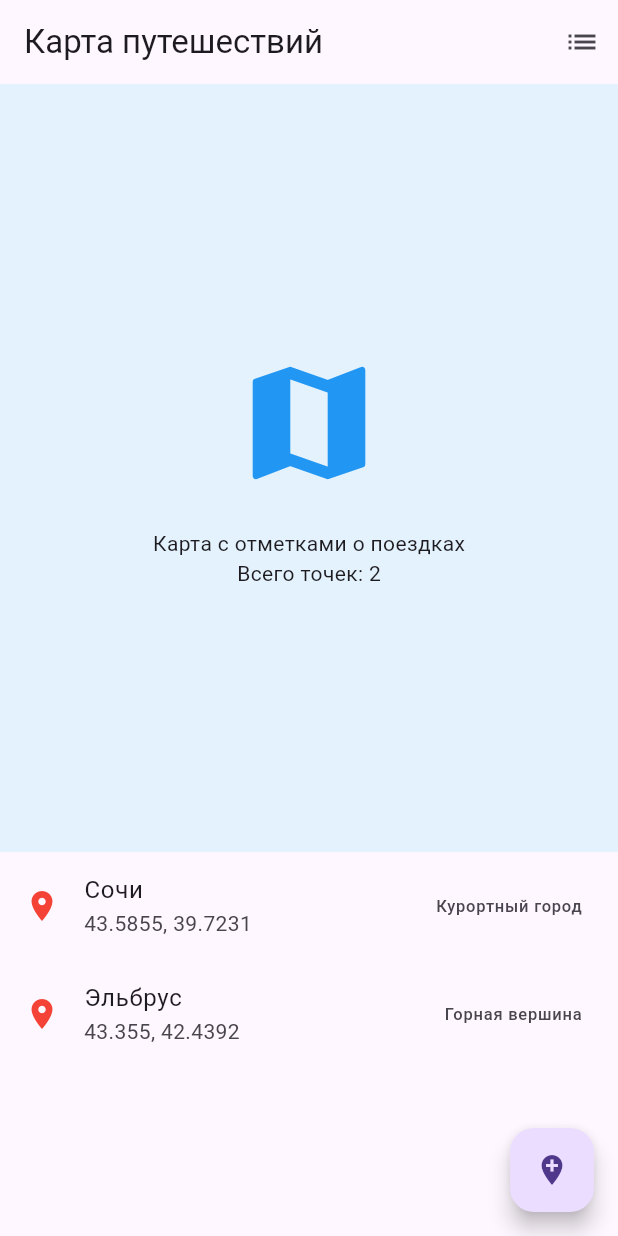
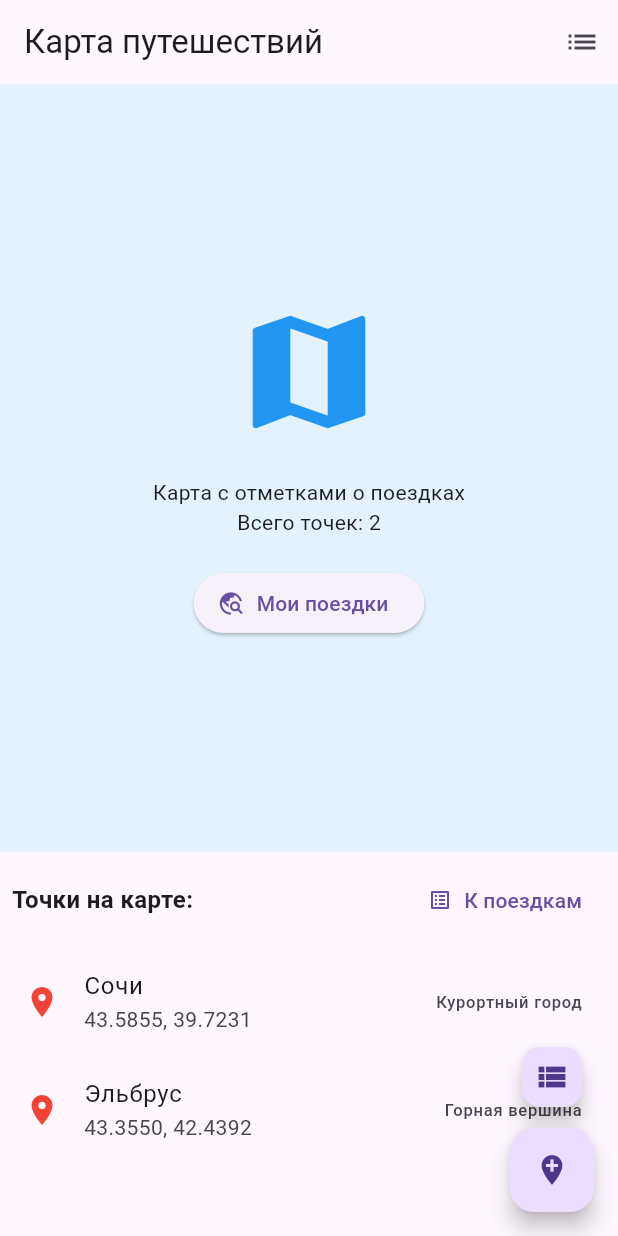
Before and after one commit to GeniiMisli901203/flutter7, a Flutter app: the screen it shows after launch, item 2 of the bottom bar chosen, after a tap on "Посмотреть на карте", on a phone screen of 412 x 824 dp. Run offline on Flutter 3.47's test engine with Material 3 defaults, Android fonts, the phone set to English and light mode, and no system bars.

Commit message:
Доработал страничную навигацию до убоворимого состояния

```diff
--- a/lib/screens/map_screen.dart
+++ b/lib/screens/map_screen.dart
@@ -6,15 +6,28 @@ import 'trip_list_screen.dart';
 
 class MapScreen extends StatefulWidget {
   final List<Trip> trips;
+  final List<MapPoint> initialPoints;
 
-  const MapScreen({super.key, required this.trips});
+  const MapScreen({
+    super.key,
+    required this.trips,
+    List<MapPoint>? initialPoints,
+  }) : initialPoints = initialPoints ?? const [];
 
   @override
   State<MapScreen> createState() => _MapScreenState();
 }
 
 class _MapScreenState extends State<MapScreen> {
-  List<MapPoint> mapPoints = [
+  late List<MapPoint> mapPoints;
+
+  @override
+  void initState() {
+    super.initState();
+    // Инициализируем точки из initialPoints или начальными данными
+    mapPoints = widget.initialPoints.isNotEmpty
+        ? List.from(widget.initialPoints)
+        : [
       MapPoint(
         id: '1',
         title: 'Сочи',
@@ -30,6 +43,7 @@ class _MapScreenState extends State<MapScreen> {
         longitude: 42.4392,
       ),
     ];
+  }
 
   @override
   Widget build(BuildContext context) {
@@ -63,6 +77,17 @@ class _MapScreenState extends State<MapScreen> {
                     const SizedBox(height: 20),
                     const Text('Карта с отметками о поездках'),
                     Text('Всего точек: ${mapPoints.length}'),
+                    const SizedBox(height: 20),
+                    ElevatedButton.icon(
+                      icon: const Icon(Icons.travel_explore),
+                      label: const Text('Мои поездки'),
+                      onPressed: () {
+                        Navigator.push(
+                          context,
+                          MaterialPageRoute(builder: (context) => TripListScreen()),
+                        );
+                      },
+                    ),
                   ],
                 ),
               ),
@@ -70,6 +95,31 @@ class _MapScreenState extends State<MapScreen> {
           ),
           Expanded(
             flex: 1,
+            child: Column(
+              children: [
+                Padding(
+                  padding: const EdgeInsets.all(8.0),
+                  child: Row(
+                    mainAxisAlignment: MainAxisAlignment.spaceBetween,
+                    children: [
+                      const Text(
+                        'Точки на карте:',
+                        style: TextStyle(fontSize: 16, fontWeight: FontWeight.bold),
+                      ),
+                      TextButton.icon(
+                        icon: const Icon(Icons.list_alt, size: 16),
+                        label: const Text('К поездкам'),
+                        onPressed: () {
+                          Navigator.pushReplacement(
+                            context,
+                            MaterialPageRoute(builder: (context) => TripListScreen()),
+                          );
+                        },
+                      ),
+                    ],
+                  ),
+                ),
+                Expanded(
                   child: ListView.builder(
                     itemCount: mapPoints.length,
                     itemBuilder: (context, index) {
@@ -77,31 +127,50 @@ class _MapScreenState extends State<MapScreen> {
                       return ListTile(
                         leading: const Icon(Icons.location_on, color: Colors.red),
                         title: Text(point.title),
-                  subtitle: Text('${point.latitude}, ${point.longitude}'),
-                  trailing: Text(point.description),
+                        subtitle: Text('${point.latitude.toStringAsFixed(4)}, ${point.longitude.toStringAsFixed(4)}'),
+                        trailing: Text(
+                            point.description.length > 15
+                                ? '${point.description.substring(0, 15)}...'
+                                : point.description
+                        ),
                       );
                     },
                   ),
                 ),
               ],
             ),
-      floatingActionButton: FloatingActionButton(
-        child: const Icon(Icons.add_location),
+          ),
+        ],
+      ),
+      floatingActionButton: Column(
+        mainAxisAlignment: MainAxisAlignment.end,
+        children: [
+          FloatingActionButton.small(
+            heroTag: 'list_btn',
+            onPressed: () {
+              Navigator.pushReplacement(
+                context,
+                MaterialPageRoute(builder: (context) => TripListScreen()),
+              );
+            },
+            child: const Icon(Icons.view_list),
+          ),
+          const SizedBox(height: 10),
+          FloatingActionButton(
+            heroTag: 'add_point_btn',
             onPressed: () {
               Navigator.pushReplacement(
                 context,
                 MaterialPageRoute(
                   builder: (context) => AddMapPointScreen(
-                onPointAdded: (newPoint) {
-                  // Создаем новый экран карты с добавленной точкой
-                  final newMapScreen = MapScreen(trips: widget.trips);
-                  (newMapScreen.createState() as _MapScreenState).mapPoints.add(newPoint);
-                  return newMapScreen;
-                },
+                    currentPoints: mapPoints, // Передаем текущие точки
                   ),
                 ),
               );
             },
+            child: const Icon(Icons.add_location),
+          ),
+        ],
       ),
     );
   }
--- a/lib/screens/settings_screen.dart
+++ b/lib/screens/settings_screen.dart
@@ -17,7 +17,6 @@ class _SettingsScreenState extends State<SettingsScreen> {
     return Scaffold(
       appBar: AppBar(
         title: const Text('Настройки'),
-        // Возвращаем кнопку назад
         leading: IconButton(
           icon: const Icon(Icons.arrow_back),
           onPressed: () {
```
Also changed, not shown: lib/screens/about_screen.dart (+7 -1 lines), lib/screens/add_map_point_screen.dart (+38 -9 lines), lib/screens/new_trip_screen.dart (+12 -7 lines), lib/screens/trip_list_screen.dart (+21 -23 lines), lib/app_route.dart (added). Lines whose indentation alone changed are shown as unchanged.
